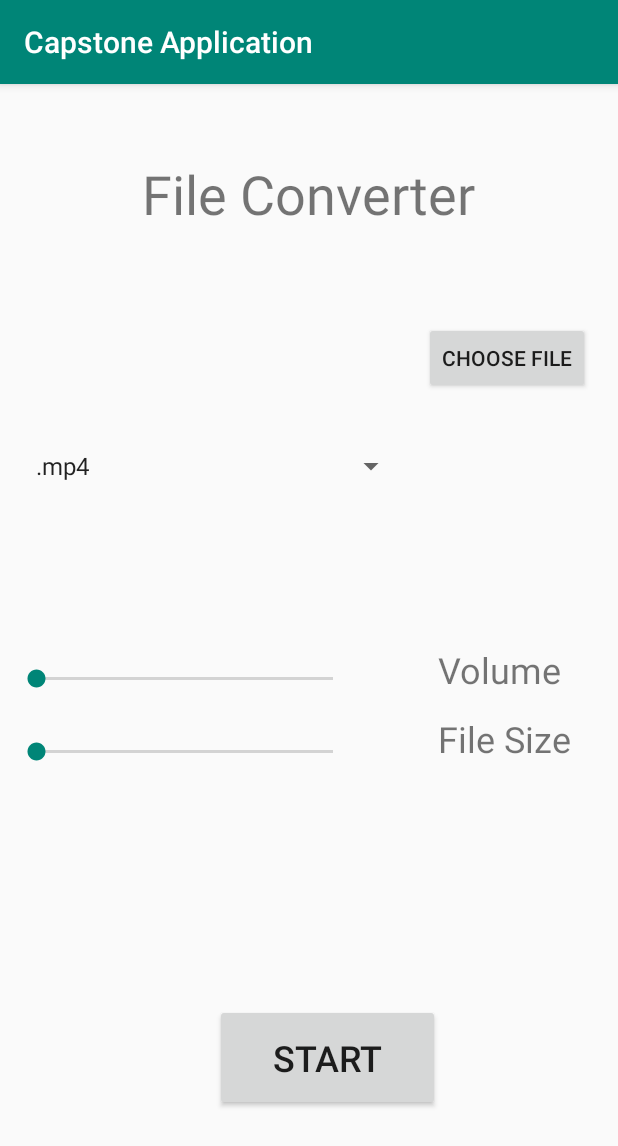
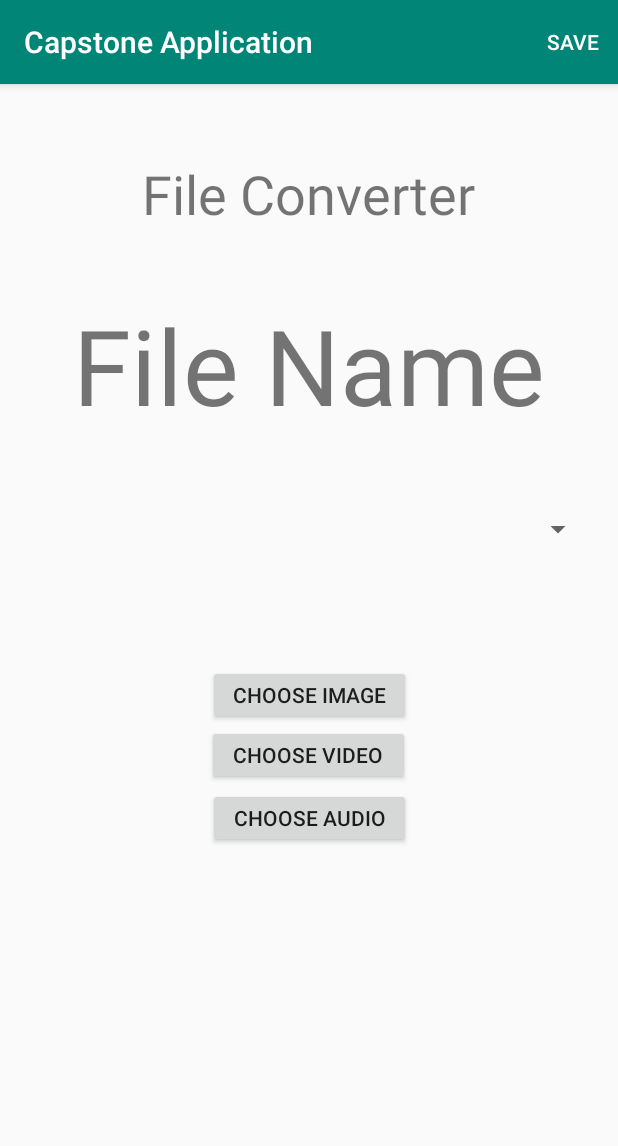
Before and after one commit to ConnorStephens7/CapstoneApplication, an Android app: the FileConverter screen opened directly, with no data from a screen before it, on a phone screen of 412 x 824 dp. Shown: the top 1146 px of the screen. Run offline under Robolectric (Android 15) with nearby library versions, the phone set to English and light mode, and no system bars; libraries missing offline, so code that uses them is left out: com.github.hiteshsondhi88.libffmpeg.

Commit message:
FileConverter Done

```diff
--- a/app/src/main/java/com/example/capstoneapplication/ImageFilter.java
+++ b/app/src/main/java/com/example/capstoneapplication/ImageFilter.java
@@ -66,7 +66,7 @@ public class ImageFilter extends AppCompatActivity {
 
     @Override
     public boolean onOptionsItemSelected(MenuItem menuItem){
-        if(menuItem.getItemId()==R.id.filter){
+        if(menuItem.getItemId()==R.id.save){
             final AlertDialog.Builder alertDialog = new AlertDialog.Builder(com.example.capstoneapplication.ImageFilter.this);
 
             LinearLayout linLay = new LinearLayout(com.example.capstoneapplication.ImageFilter.this);
@@ -232,7 +232,7 @@ public class ImageFilter extends AppCompatActivity {
     @Override
     public boolean onCreateOptionsMenu(Menu menu){
         MenuInflater menuInflater = getMenuInflater();
-        menuInflater.inflate(R.menu.filter_menu,menu);
+        menuInflater.inflate(R.menu.save_menu,menu);
         return true;
     }
 
--- a/app/src/main/java/com/example/capstoneapplication/MainActivity.java
+++ b/app/src/main/java/com/example/capstoneapplication/MainActivity.java
@@ -15,6 +15,7 @@ import android.view.View;
 import android.widget.Button;
 import android.widget.Toast;
 
+
 import com.github.hiteshsondhi88.libffmpeg.FFmpeg;
 import com.github.hiteshsondhi88.libffmpeg.FFmpegLoadBinaryResponseHandler;
 import com.github.hiteshsondhi88.libffmpeg.exceptions.FFmpegNotSupportedException;
@@ -28,8 +29,6 @@ public class MainActivity extends AppCompatActivity implements ActivityCompat.On
         super.onCreate(savedInstanceState);
         setContentView(R.layout.activity_home_screen);
         requestPermission();
-
-
 
         try{
         loadFFmpegLib();
--- a/app/src/main/java/com/example/capstoneapplication/VideoAudioChange.java
+++ b/app/src/main/java/com/example/capstoneapplication/VideoAudioChange.java
@@ -39,11 +39,9 @@ public class VideoAudioChange extends AppCompatActivity {
     ImageView pauseIcon;
     Button addVideoButton;
     VideoView vidView;
-    ToggleButton mergeToggle;
     String [] command;
     boolean vidPlaying = false;
-    int vidDuration;
-    String fileName, audioUriPath,audioUriPathReal;
+    String fileName, audioUriPath;
     File destination;
     FFmpeg ff;
     AXVideoTimelineView axVideoTimeline;
--- a/app/src/main/java/com/example/capstoneapplication/VideoFilter.java
+++ b/app/src/main/java/com/example/capstoneapplication/VideoFilter.java
@@ -30,8 +30,6 @@ import com.aghajari.axvideotimelineview.AXVideoTimelineView;
 import com.github.hiteshsondhi88.libffmpeg.ExecuteBinaryResponseHandler;
 import com.github.hiteshsondhi88.libffmpeg.FFmpeg;
 import com.github.hiteshsondhi88.libffmpeg.exceptions.FFmpegCommandAlreadyRunningException;
-
-import org.florescu.android.rangeseekbar.RangeSeekBar;
 
 import java.io.File;
 
@@ -148,7 +146,7 @@ public class VideoFilter extends AppCompatActivity {
     }
     @Override
     public boolean onOptionsItemSelected(MenuItem menuItem){
-        if(menuItem.getItemId()==R.id.filter){
+        if(menuItem.getItemId()==R.id.save){
             final AlertDialog.Builder alertDialog = new AlertDialog.Builder(com.example.capstoneapplication.VideoFilter.this);
 
             LinearLayout linLay = new LinearLayout(com.example.capstoneapplication.VideoFilter.this);
@@ -318,7 +316,7 @@ public class VideoFilter extends AppCompatActivity {
     @Override
     public boolean onCreateOptionsMenu(Menu menu){
         MenuInflater menuInflater = getMenuInflater();
-        menuInflater.inflate(R.menu.filter_menu,menu);
+        menuInflater.inflate(R.menu.save_menu,menu);
         return true;
     }
 
--- a/app/src/main/res/layout/activity_file_converter.xml
+++ b/app/src/main/res/layout/activity_file_converter.xml
@@ -26,152 +26,82 @@
         app:layout_constraintVertical_bias="0.058" />
 
     <TextView
-        android:id="@+id/textView4"
-        android:layout_width="229dp"
-        android:layout_height="26dp"
+        android:id="@+id/filepath"
+        android:layout_width="378dp"
+        android:layout_height="95dp"
         android:layout_marginStart="8dp"
-        android:layout_marginLeft="8dp"
         android:layout_marginTop="8dp"
         android:layout_marginEnd="8dp"
-        android:layout_marginRight="8dp"
         android:layout_marginBottom="8dp"
+        android:autoSizeMaxTextSize="100sp"
+        android:autoSizeMinTextSize="12sp"
+        android:autoSizeStepGranularity="2sp"
+        android:autoSizeTextType="uniform"
+        android:gravity="center"
+        android:text="File Name"
         android:textSize="18sp"
         app:layout_constraintBottom_toBottomOf="parent"
         app:layout_constraintEnd_toEndOf="parent"
-        app:layout_constraintHorizontal_bias="0.074"
         app:layout_constraintStart_toStartOf="parent"
         app:layout_constraintTop_toTopOf="parent"
-        app:layout_constraintVertical_bias="0.225" />
+        app:layout_constraintVertical_bias="0.201" />
 
     <Button
-        android:id="@+id/chooseFileButton"
-        android:layout_width="wrap_content"
-        android:layout_height="wrap_content"
+        android:id="@+id/chooseIVButton"
+        android:layout_width="135dp"
+        android:layout_height="40dp"
         android:layout_marginStart="8dp"
-        android:layout_marginLeft="8dp"
         android:layout_marginTop="8dp"
-        android:layout_marginEnd="8dp"
-        android:layout_marginRight="8dp"
         android:layout_marginBottom="8dp"
-        android:text="Choose File"
-        android:onClick="chooseFile"
+        android:onClick="selectVideo"
+        android:text="Choose Video"
         app:layout_constraintBottom_toBottomOf="parent"
         app:layout_constraintEnd_toEndOf="parent"
-        app:layout_constraintHorizontal_bias="0.706"
-        app:layout_constraintStart_toEndOf="@+id/textView4"
+        app:layout_constraintHorizontal_bias="0.485"
+        app:layout_constraintStart_toStartOf="parent"
         app:layout_constraintTop_toTopOf="parent"
-        app:layout_constraintVertical_bias="0.214" />
+        app:layout_constraintVertical_bias="0.589" />
+
+    <Button
+        android:id="@+id/imageButton"
+        android:layout_width="135dp"
+        android:layout_height="40dp"
+        android:onClick="selectImage"
+        android:text="Choose Image"
+        app:layout_constraintBottom_toTopOf="@+id/chooseIVButton"
+        app:layout_constraintEnd_toEndOf="parent"
+        app:layout_constraintStart_toStartOf="parent"
+        app:layout_constraintTop_toTopOf="parent"
+        app:layout_constraintVertical_bias="1.0" />
+
+    <Button
+        android:id="@+id/chooseAButton"
+        android:layout_width="135dp"
+        android:layout_height="40dp"
+        android:onClick="selectAudioFile"
+        android:text="Choose Audio"
+        app:layout_constraintBottom_toBottomOf="parent"
+        app:layout_constraintEnd_toEndOf="parent"
+        app:layout_constraintStart_toStartOf="parent"
+        app:layout_constraintTop_toTopOf="parent"
+        app:layout_constraintVertical_bias="0.645" />
 
     <Spinner
         android:id="@+id/file_spinner"
-        android:layout_width="255dp"
-        android:layout_height="28dp"
+        android:layout_width="377dp"
+        android:layout_height="52dp"
         android:layout_marginStart="8dp"
-        android:layout_marginLeft="8dp"
         android:layout_marginTop="8dp"
         android:layout_marginEnd="8dp"
-        android:layout_marginRight="8dp"
         android:layout_marginBottom="8dp"
         android:spinnerMode="dropdown"
         android:visibility="visible"
         app:layout_constraintBottom_toBottomOf="parent"
         app:layout_constraintEnd_toEndOf="parent"
-        app:layout_constraintHorizontal_bias="0.057"
+        app:layout_constraintHorizontal_bias="0.555"
         app:layout_constraintStart_toStartOf="parent"
         app:layout_constraintTop_toTopOf="parent"
-        app:layout_constraintVertical_bias="0.321" />
+        app:layout_constraintVertical_bias="0.375" />
 
-    <SeekBar
-        android:id="@+id/seekBar"
-        android:layout_width="230dp"
-        android:layout_height="20dp"
-        android:layout_marginStart="8dp"
-        android:layout_marginLeft="8dp"
-        android:layout_marginTop="8dp"
-        android:layout_marginEnd="8dp"
-        android:layout_marginRight="8dp"
-        android:layout_marginBottom="8dp"
-        android:thumbTint="@color/colorPrimary"
-        app:layout_constraintBottom_toBottomOf="parent"
-        app:layout_constraintEnd_toEndOf="parent"
-        app:layout_constraintHorizontal_bias="0.0"
-        app:layout_constraintStart_toStartOf="parent"
-        app:layout_constraintTop_toTopOf="parent"
-        app:layout_constraintVertical_bias="0.517" />
-
-    <SeekBar
-        android:id="@+id/seekBar2"
-        android:layout_width="230dp"
-        android:layout_height="20dp"
-        android:layout_marginStart="8dp"
-        android:layout_marginLeft="8dp"
-        android:layout_marginTop="8dp"
-        android:layout_marginEnd="8dp"
-        android:layout_marginRight="8dp"
-        android:layout_marginBottom="8dp"
-        android:thumbTint="@color/colorPrimary"
-        app:layout_constraintBottom_toBottomOf="parent"
-        app:layout_constraintEnd_toEndOf="parent"
-        app:layout_constraintHorizontal_bias="0.0"
-        app:layout_constraintStart_toStartOf="parent"
-        app:layout_constraintTop_toTopOf="parent"
-        app:layout_constraintVertical_bias="0.584" />
-
-    <TextView
-        android:id="@+id/textView2"
-        android:layout_width="wrap_content"
-        android:layout_height="wrap_content"
-        android:layout_marginStart="8dp"
-        android:layout_marginLeft="8dp"
-        android:layout_marginTop="8dp"
-        android:layout_marginEnd="8dp"
-        android:layout_marginRight="8dp"
-        android:layout_marginBottom="8dp"
-        android:text="Volume"
-        android:textSize="24sp"
-        app:layout_constraintBottom_toBottomOf="parent"
-        app:layout_constraintEnd_toEndOf="parent"
-        app:layout_constraintHorizontal_bias="0.907"
-        app:layout_constraintStart_toStartOf="parent"
-        app:layout_constraintTop_toTopOf="parent"
-        app:layout_constraintVertical_bias="0.509" />
-
-    <TextView
-        android:id="@+id/textView5"
-        android:layout_width="wrap_content"
-        android:layout_height="35dp"
-        android:layout_marginStart="8dp"
-        android:layout_marginLeft="8dp"
-        android:layout_marginTop="8dp"
-        android:layout_marginEnd="8dp"
-        android:layout_marginRight="8dp"
-        android:layout_marginBottom="8dp"
-        android:text="File Size"
-        android:textSize="24sp"
-        app:layout_constraintBottom_toBottomOf="parent"
-        app:layout_constraintEnd_toEndOf="parent"
-        app:layout_constraintHorizontal_bias="0.925"
-        app:layout_constraintStart_toStartOf="parent"
-        app:layout_constraintTop_toTopOf="parent"
-        app:layout_constraintVertical_bias="0.575" />
-
-    <Button
-        android:id="@+id/button6"
-        android:layout_width="150dp"
-        android:layout_height="71dp"
-        android:layout_marginStart="8dp"
-        android:layout_marginLeft="8dp"
-        android:layout_marginTop="8dp"
-        android:layout_marginEnd="8dp"
-        android:layout_marginRight="8dp"
-        android:layout_marginBottom="8dp"
-        android:text="Start"
-        android:textSize="24sp"
-        app:layout_constraintBottom_toBottomOf="parent"
-        app:layout_constraintEnd_toEndOf="parent"
-        app:layout_constraintHorizontal_bias="0.551"
-        app:layout_constraintStart_toStartOf="parent"
-        app:layout_constraintTop_toTopOf="parent"
-        app:layout_constraintVertical_bias="0.889" />
 
 </android.support.constraint.ConstraintLayout>
--- a/app/src/main/res/menu/filter_menu.xml
+++ b/app/src/main/res/menu/save_menu.xml
@@ -2,7 +2,7 @@
 <menu xmlns:android="http://schemas.android.com/apk/res/android"
     xmlns:app="http://schemas.android.com/apk/res-auto">
     <item
-        android:id = "@+id/filter"
+        android:id = "@+id/save"
         android:title="save"
         app:showAsAction = "always">
 
```
Also changed, not shown: app/src/main/java/com/example/capstoneapplication/FileConverter.java (+214 -31 lines).
